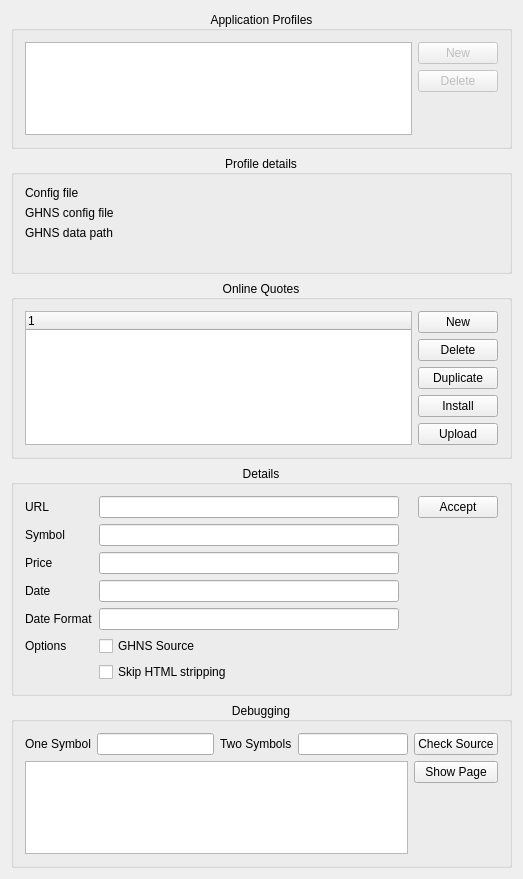
Above: src/alkonlinequoteswidget.ui from KDE/alkimia before the change. Below: the same form after it.
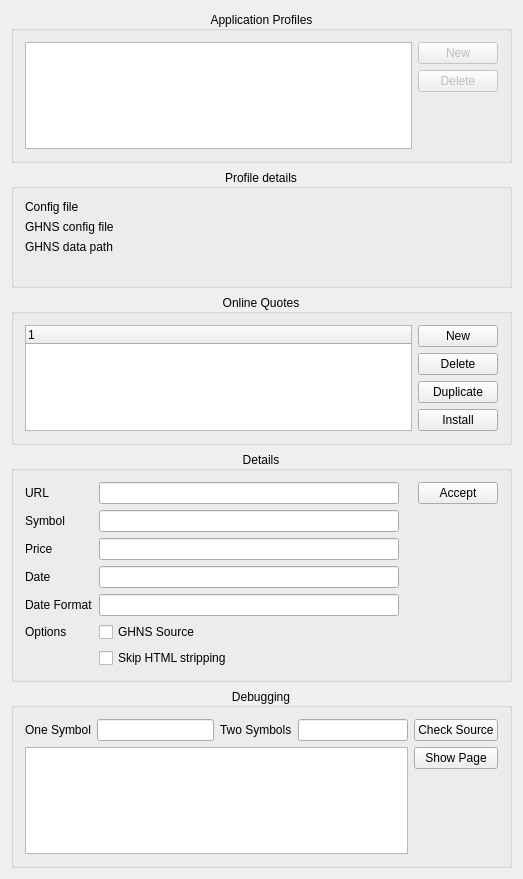
That is the form after the change. Icons and pictures are not drawn. Custom widgets are drawn as their Qt base class.

Commit message:
Remove defunct KNS upload functionality
The upload did not work for years and the component will be deprecated.

```diff
--- a/src/alkonlinequoteswidget.ui
+++ b/src/alkonlinequoteswidget.ui
@@ -228,13 +228,6 @@
             </property>
            </widget>
           </item>
-          <item>
-           <widget class="AlkPushButton" name="m_uploadButton">
-            <property name="text">
-             <string>Upload</string>
-            </property>
-           </widget>
-          </item>
           <item>
            <spacer name="verticalSpacer">
             <property name="orientation">
```
The commit also changes 1 other file.
